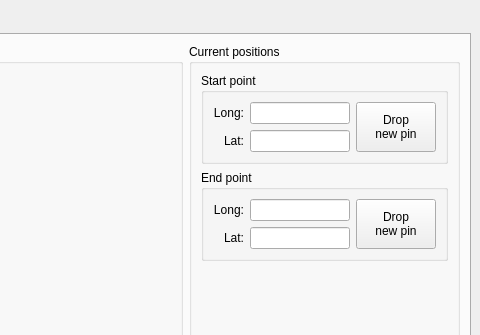
The window that hri.ui (dapeef/3yp-sheep-herding) describes before a commit, drawn with Qt 5; both pictures show x 640 to 1120 and y 0 to 335 of the 1120 by 881 pixel window.
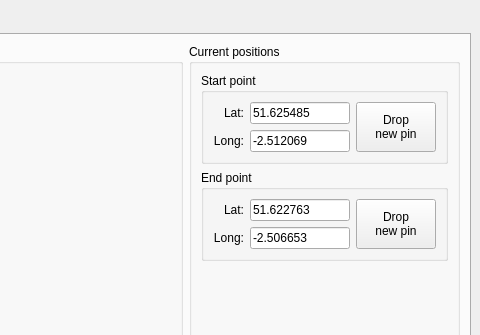
The same window after the commit. The open tabs and pages were chosen to show the change. Icons and pictures are not drawn.

Commit message: Add a sample route line to the edit route tab

Patch:
```diff
--- a/hri.ui
+++ b/hri.ui
@@ -590,12 +590,15 @@
                     <height>16777215</height>
                    </size>
                   </property>
+                  <property name="text">
+                   <string>-2.512069</string>
+                  </property>
                  </widget>
                 </item>
                 <item row="0" column="0">
                  <widget class="QLabel" name="label_12">
                   <property name="text">
-                   <string>Long:</string>
+                   <string>Lat:</string>
                   </property>
                   <property name="alignment">
                    <set>Qt::AlignRight|Qt::AlignTrailing|Qt::AlignVCenter</set>
@@ -616,12 +619,15 @@
                     <height>16777215</height>
                    </size>
                   </property>
+                  <property name="text">
+                   <string>51.625485</string>
+                  </property>
                  </widget>
                 </item>
                 <item row="1" column="0">
                  <widget class="QLabel" name="label_13">
                   <property name="text">
-                   <string>Lat:</string>
+                   <string>Long:</string>
                   </property>
                   <property name="alignment">
                    <set>Qt::AlignRight|Qt::AlignTrailing|Qt::AlignVCenter</set>
@@ -665,12 +671,15 @@
                     <height>16777215</height>
                    </size>
                   </property>
+                  <property name="text">
+                   <string>-2.506653</string>
+                  </property>
                  </widget>
                 </item>
                 <item row="0" column="0">
                  <widget class="QLabel" name="label_14">
                   <property name="text">
-                   <string>Long:</string>
+                   <string>Lat:</string>
                   </property>
                   <property name="alignment">
                    <set>Qt::AlignRight|Qt::AlignTrailing|Qt::AlignVCenter</set>
@@ -691,12 +700,15 @@
                     <height>16777215</height>
                    </size>
                   </property>
+                  <property name="text">
+                   <string>51.622763</string>
+                  </property>
                  </widget>
                 </item>
                 <item row="1" column="0">
                  <widget class="QLabel" name="label_15">
                   <property name="text">
-                   <string>Lat:</string>
+                   <string>Long:</string>
                   </property>
                   <property name="alignment">
                    <set>Qt::AlignRight|Qt::AlignTrailing|Qt::AlignVCenter</set>
```
The commit also changes 1 other file.
